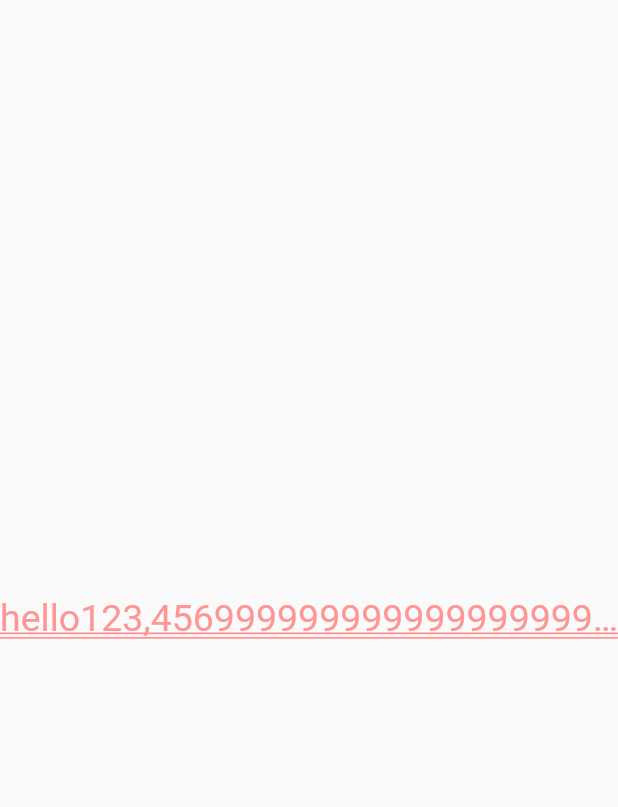
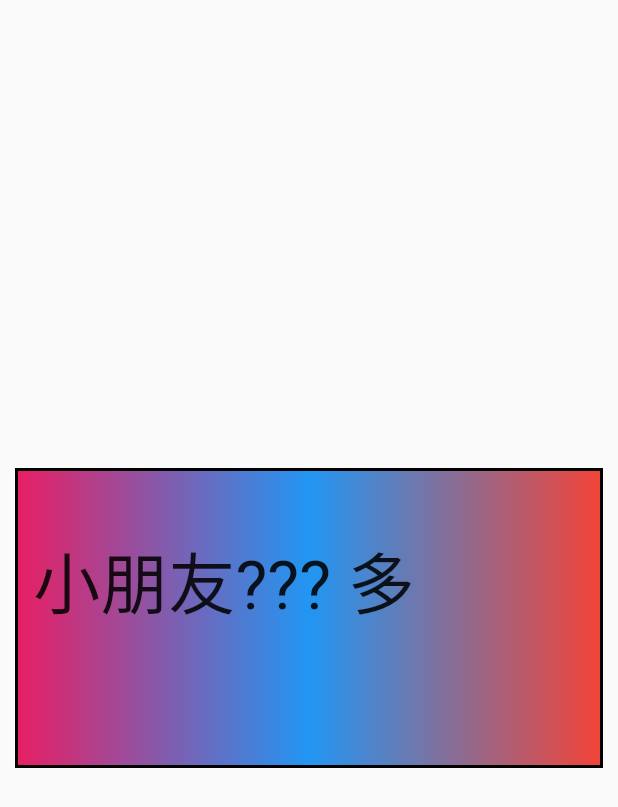
Before and after one commit to XguangY/flutter_widget_study, a Flutter app: the screen it shows after launch, on a phone screen of 412 x 824 dp. Shown: the top 807 px of the screen. Run offline on Flutter 3.47's test engine with Material 2 defaults, Android fonts, the phone set to English and light mode, and no system bars.

Commit message:
Container Widget Text

```diff
--- a/lib/main.dart
+++ b/lib/main.dart
@@ -6,27 +6,59 @@ class App extends StatelessWidget {
   @override
   Widget build(BuildContext content) {
     return MaterialApp(
-        title: 'Text Widget',
-        home: Scaffold(
-            body: Center(
-                child: Text(
-                    'hello123,45699999999999999999999999999999999999999999999999999999999999999999999', // 文本内容
-                    // 文本对齐方式
-                    // center: 文本以居中形式对齐,这个也算比较常用的了。
-                    // left:左对齐，经常使用，让文本居左进行对齐，效果和start一样。
-                    // right :右对齐，使用频率也不算高。
-                    // start:以开始位置进行对齐，类似于左对齐。
-                    // end: 以为本结尾处进行对齐，不常用。有点类似右对齐.
-                    textAlign: TextAlign.center,
-                    maxLines: 1, // 换行设置
-                    // clip：（默认） 直接切断，剩下的文字就没有了，感觉不太友好，体验性不好。
-                    // ellipsis:在后边显示省略号，体验性较好，这个在工作中经常使用。
-                    // fade: 溢出的部分会进行一个渐变消失的效果，当然是上线的渐变，不是左右的哦。
-                    overflow: TextOverflow.ellipsis,
-                    style: TextStyle(
-                        fontSize: 25.0,
-                        color: Color.fromARGB(255, 255, 150, 150),
-                        decoration: TextDecoration.underline,
-                        decorationStyle: TextDecorationStyle.double)))));
+      title: 'Text Widget',
+      home: Scaffold(
+        body: Center(
+          // child: Text(
+          //     'hello123,45699999999999999999999999999999999999999999999999999999999999999999999', // 文本内容
+          //     // 文本对齐方式
+          //     // center: 文本以居中形式对齐,这个也算比较常用的了。
+          //     // left:左对齐，经常使用，让文本居左进行对齐，效果和start一样。
+          //     // right :右对齐，使用频率也不算高。
+          //     // start:以开始位置进行对齐，类似于左对齐。
+          //     // end: 以为本结尾处进行对齐，不常用。有点类似右对齐.
+          //     textAlign: TextAlign.center,
+          //     maxLines: 1, // 换行设置
+          //     // clip：（默认） 直接切断，剩下的文字就没有了，感觉不太友好，体验性不好。
+          //     // ellipsis:在后边显示省略号，体验性较好，这个在工作中经常使用。
+          //     // fade: 溢出的部分会进行一个渐变消失的效果，当然是上线的渐变，不是左右的哦。
+          //     overflow: TextOverflow.ellipsis,
+          //     style: TextStyle(
+          //         fontSize: 25.0,
+          //         color: Color.fromARGB(255, 255, 150, 150),
+          //         decoration: TextDecoration.underline,
+          //         decorationStyle: TextDecorationStyle.double))
+
+          //  Container 相当于div
+          child: Container(
+            child: Text(
+              '小朋友??? 多',
+              style: TextStyle(fontSize: 45.0),
+            ),
+            // bottomCenter:下部居中对齐。
+            // botomLeft: 下部左对齐。
+            // bottomRight：下部右对齐。
+            // center：纵横双向居中对齐。
+            // centerLeft：纵向居中横向居左对齐。
+            // centerRight：纵向居中横向居右对齐。
+            // topLeft：顶部左侧对齐。
+            // topCenter：顶部居中对齐。
+            // topRight： 顶部居左对齐。
+            alignment: Alignment.topLeft,
+            width: 500.0,
+            height: 200.0,
+            // color: Colors.pink,
+            padding: const EdgeInsets.fromLTRB(10.0, 40.0, 0.0, 10.0),
+            margin: const EdgeInsets.all(10.0),
+            decoration: new BoxDecoration(
+              gradient: const LinearGradient(
+                colors: [Colors.pink, Colors.blue, Colors.red],
+              ),
+              border: Border.all(width: 2.0, color: Colors.black),
+            ), // 设置背景和边框 与color属性互斥
+          ),
+        ),
+      ),
+    );
   }
 }
```
